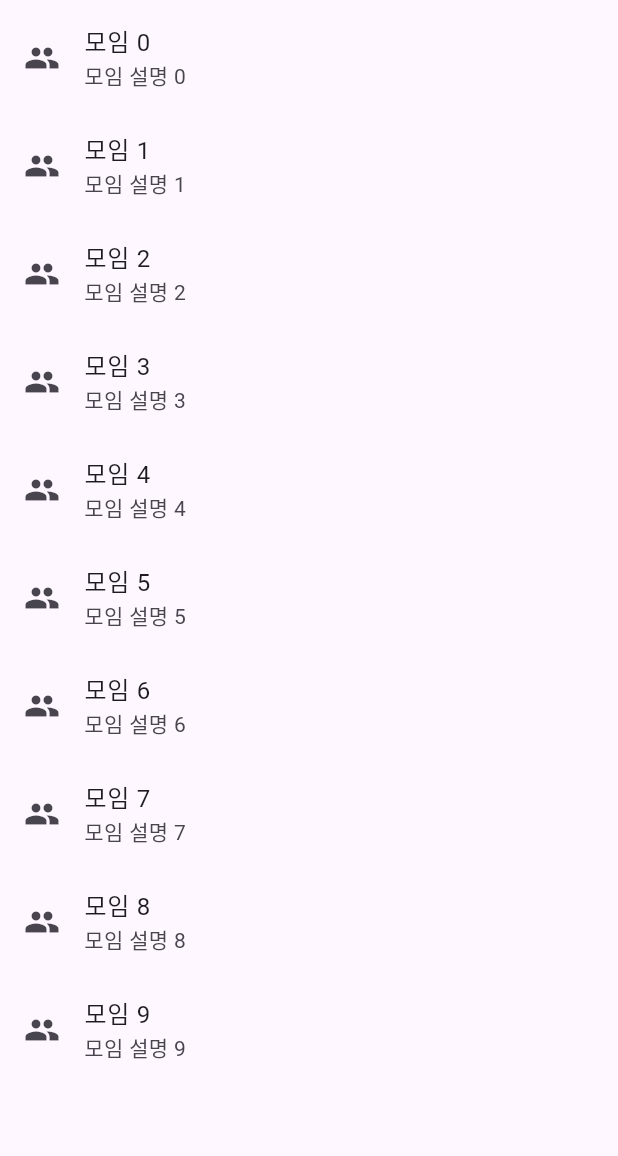
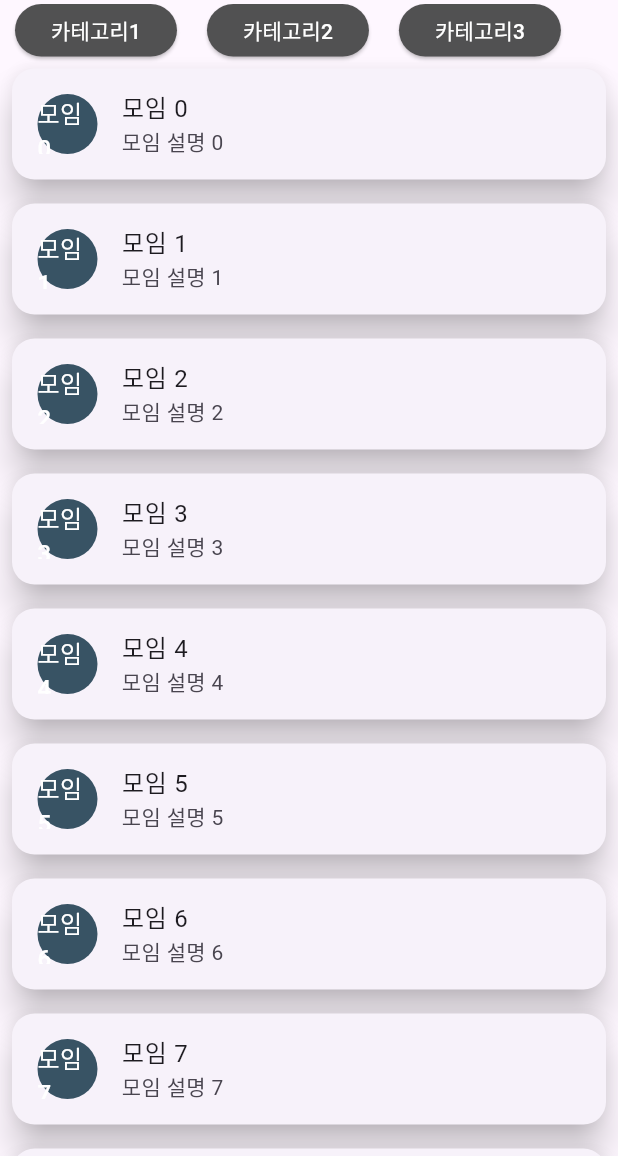
Before and after one commit to ejeonghun/UniVersus_flutter, a Flutter app: the MainApp screen opened directly, on a phone screen of 412 x 824 dp, the part 80-1236 px from its top. Run offline on Flutter 3.47's test engine with Material 3 defaults, Android fonts, the phone set to English and light mode, and no system bars; our stand-ins replace flutter_secure_storage; missing offline and left inert: kakao_flutter_sdk; accounts and stored records are empty.

Commit message:
로딩 애니메이션 추가, Route 경로 수정 로그인 시 MainPage.dart로 stack 초기화 시킴, 메인 화면 스타일 만지는 중

```diff
--- a/lib/component/MainPage.dart
+++ b/lib/component/MainPage.dart
@@ -2,6 +2,8 @@ import 'package:flutter/material.dart';
 import 'package:flutter_secure_storage/flutter_secure_storage.dart';
 import 'package:moyo/component/Login/Login.dart';
 import 'package:moyo/main.dart';
+import 'package:moyo/component/Member/MyPage.dart';
+import 'package:kakao_flutter_sdk/kakao_flutter_sdk.dart';
 
 class MainApp extends StatefulWidget {
   @override
@@ -10,8 +12,11 @@ class MainApp extends StatefulWidget {
 
 class _MainAppState extends State<MainApp> {
   final storage = FlutterSecureStorage();
+  final categories = ['카테고리1', '카테고리2', '카테고리3'];
+
   String? userId;
   String? userNickname;
+  String? userPlatform;
 
   @override
   void initState() {
@@ -22,8 +27,17 @@ class _MainAppState extends State<MainApp> {
   getUserId() async {
     userId = await storage.read(key: 'user_id');
     userNickname = await storage.read(key: 'nickname');
+    if (userId == null) {
+      // 로그인 정보가 없으면 로그인 페이지로 이동
+      Navigator.pushReplacement(
+        context,
+        MaterialPageRoute(builder: (context) => Login()),
+      );
+    } else {
       setState(() {});
     }
+  }
+
 
   @override
   Widget build(BuildContext context) {
@@ -53,13 +67,13 @@ class _MainAppState extends State<MainApp> {
           children: <Widget>[
             DrawerHeader(
               decoration: BoxDecoration(
-                color: Colors.blue,
+                color: Color.fromARGB(255, 110, 85, 138),
               ),
               child: Text(
-                'Menu\n사용자 ID: $userId\n사용자 닉네임: $userNickname',
+                '사용자 ID: $userId\n사용자 닉네임: $userNickname',
                 style: TextStyle(
                   color: Colors.white,
-                  fontSize: 24,
+                  fontSize: 18,
                 ),
               ),
             ),
@@ -74,7 +88,10 @@ class _MainAppState extends State<MainApp> {
               leading: Icon(Icons.account_circle),
               title: Text('마이페이지'),
               onTap: () {
-                // TODO: Implement profile screen
+                Navigator.push(
+                  context,
+                  MaterialPageRoute(builder: (context) => MyPage()),
+                );
               },
             ),
             ListTile(
@@ -88,6 +105,11 @@ class _MainAppState extends State<MainApp> {
               leading: Icon(Icons.logout),
               title: Text('로그 아웃'),
               onTap: () async {
+                String? platform = await storage.read(key: 'platform');
+                if (platform == 'kakao') { // 만약 카카오 로그인이면 카카오 SDK 로그아웃 함수 호출
+                  await UserApi.instance.logout();
+                  debugPrint("카카오 로그아웃 호출");
+                }
                 await storage.delete(key: 'user_id'); // 저장된 유저 정보 삭제
                 Navigator.pushReplacement(
                   context,
@@ -99,19 +121,60 @@ class _MainAppState extends State<MainApp> {
           ],
         ),
       ),
-      body: ListView.builder(
+body: Column(
+        children: <Widget>[
+          Container(
+            height: 35,
+            child: ListView.builder(
+              scrollDirection: Axis.horizontal,
+              itemCount: categories.length,
+              itemBuilder: (context, index) {
+                return Padding(
+                  padding: const EdgeInsets.symmetric(horizontal: 10.0),
+                  child: ElevatedButton(
+                    style: ButtonStyle(
+                      backgroundColor: MaterialStateProperty.all<Color>(const Color.fromARGB(255, 81, 81, 82)),
+                    ),
+                    child: Text(categories[index], style: TextStyle(color: Colors.white)),
+                    onPressed: () {
+                      // TODO: Implement category filter
+                    },
+                  ),
+                );
+              },
+            ),
+          ),
+          Expanded(
+            child: ListView.builder(
               itemCount: 10, // Replace with your list length
               itemBuilder: (BuildContext context, int index) {
-          return ListTile(
-            leading: Icon(Icons.group),
-            title: Text('모임 $index'), // Replace with your group name
-            subtitle:
-                Text('모임 설명 $index'), // Replace with your group description
+                return Card(
+                  shape: RoundedRectangleBorder(
+                    borderRadius: BorderRadius.circular(15.0),
+                  ),
+                  elevation: 10,
+                  margin: EdgeInsets.all(8.0),
+                  child: Padding(
+                    padding: const EdgeInsets.all(1.0),
+                    child: ListTile(
+                      leading: CircleAvatar(
+                        child: Text('모임 $index'),
+                        backgroundColor: Color.fromARGB(255, 56, 83, 100),
+                        foregroundColor: Color.fromARGB(255, 255, 255, 255),
+                      ),
+                      title: Text('모임 $index'),
+                      subtitle: Text(
+                          '모임 설명 $index'),
                       onTap: () {
-              // TODO: Implement navigation to group detail screen
+                        // 네비게이션
                       },
+                    ),
+                  ),
                 );
               },
+            ),
+          ),
+        ],
       ),
     );
   }
```
Also changed, not shown: lib/component/Login/EmailLogin.dart (+53 -16 lines), lib/component/Login/KakaoLogin.dart (+9 -7 lines), lib/component/Login/Login.dart (+10 -1 lines), lib/component/Member/MyPage.dart (+95 -0 lines), lib/main.dart (+43 -4 lines), 3 other files. Lines whose indentation alone changed are shown as unchanged.
